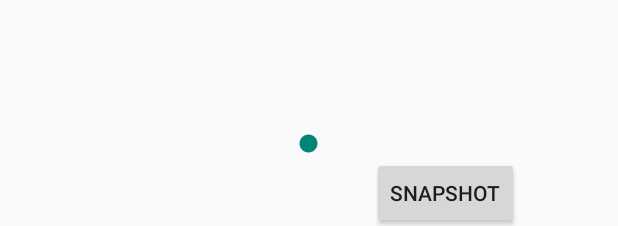
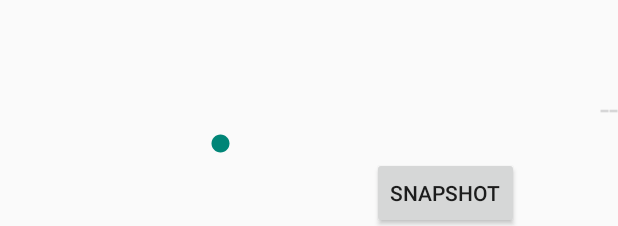
Before and after one commit to sudo-g/cardude, an Android app: the layout cam_overlays.xml on its own in the app's theme, with its tools: preview values and no code run, on a phone screen of 412 x 824 dp. Shown: the part 1007-1233 px from the top of the screen. Run offline under Robolectric (Android 15) with nearby library versions, the phone set to English and light mode, and no system bars.

Commit message:
Refactored Gmeter.

```diff
--- a/Cardude/app/src/main/java/sudo_g/cardude/GMeter.java
+++ b/Cardude/app/src/main/java/sudo_g/cardude/GMeter.java
@@ -14,7 +14,8 @@ import android.widget.SeekBar;
 
 public class GMeter
 {
-    static final int MAX_ACC_MS2 = 10;
+    private static final int MAX_ACC_MS2 = 10;
+    private static final int GUI_UPDATE_INTERVAL_MS = 30;
 
     private SeekBar mGuiElement;
 
@@ -49,11 +50,12 @@ public class GMeter
         @Override
         public void run()
         {
-            mGuiUpdater.postDelayed(mGuiTask, 50);
+            mGuiUpdater.postDelayed(mGuiTask, GUI_UPDATE_INTERVAL_MS);
             if (mGuiElement != null)
             {
                 float localAccX = correctForRotation(mLocalAcc, mRotationAngle)[0];
-                int seekBarProgress = (int) -localAccX * mGuiElement.getMax() / MAX_ACC_MS2 + 50;
+                final int barCenterOffset = mGuiElement.getMax() / 2;
+                int seekBarProgress = (int) -localAccX * mGuiElement.getMax() / MAX_ACC_MS2 + barCenterOffset;
                 mGuiElement.setProgress(seekBarProgress);
             }
         }
@@ -72,7 +74,11 @@ public class GMeter
         mSensorManager.registerListener(mSensorCallbacks, mAccelerometer, SensorManager.SENSOR_DELAY_NORMAL);
 
         // start the task that periodically updates the indicator
-        mGuiUpdater.postDelayed(mGuiTask, 50);
+        if (mGuiElement != null)
+        {
+            mGuiElement.setProgress(R.integer.gmeter_resolution / 2);
+        }
+        mGuiUpdater.postDelayed(mGuiTask, GUI_UPDATE_INTERVAL_MS);
     }
 
     public void stop()
--- a/Cardude/app/src/main/res/layout/cam_overlays.xml
+++ b/Cardude/app/src/main/res/layout/cam_overlays.xml
@@ -19,8 +19,19 @@
         android:id="@+id/gmeter"
         android:layout_above="@+id/snapshotbutton"
         android:layout_centerHorizontal="true"
-        android:max="100"
-        android:progress="50"
+        android:max="@integer/gmeter_resolution"
         android:progressDrawable="@android:color/transparent" />
 
+    <TextView
+        android:layout_width="wrap_content"
+        android:layout_height="wrap_content"
+        android:textAppearance="?android:attr/textAppearanceLarge"
+        android:text="--"
+        android:id="@+id/speedometer"
+        android:layout_above="@+id/gmeter"
+        android:layout_alignParentRight="true"
+        android:layout_alignParentEnd="true"
+        android:textColor="@color/textoverlay"/>
+
+
 </RelativeLayout>
--- /dev/null
+++ b/Cardude/app/src/main/res/values/guiparameters.xml
@@ -0,0 +1,4 @@
+<?xml version="1.0" encoding="utf-8"?>
+<resources>
+    <integer name="gmeter_resolution">100</integer>
+</resources>
```
